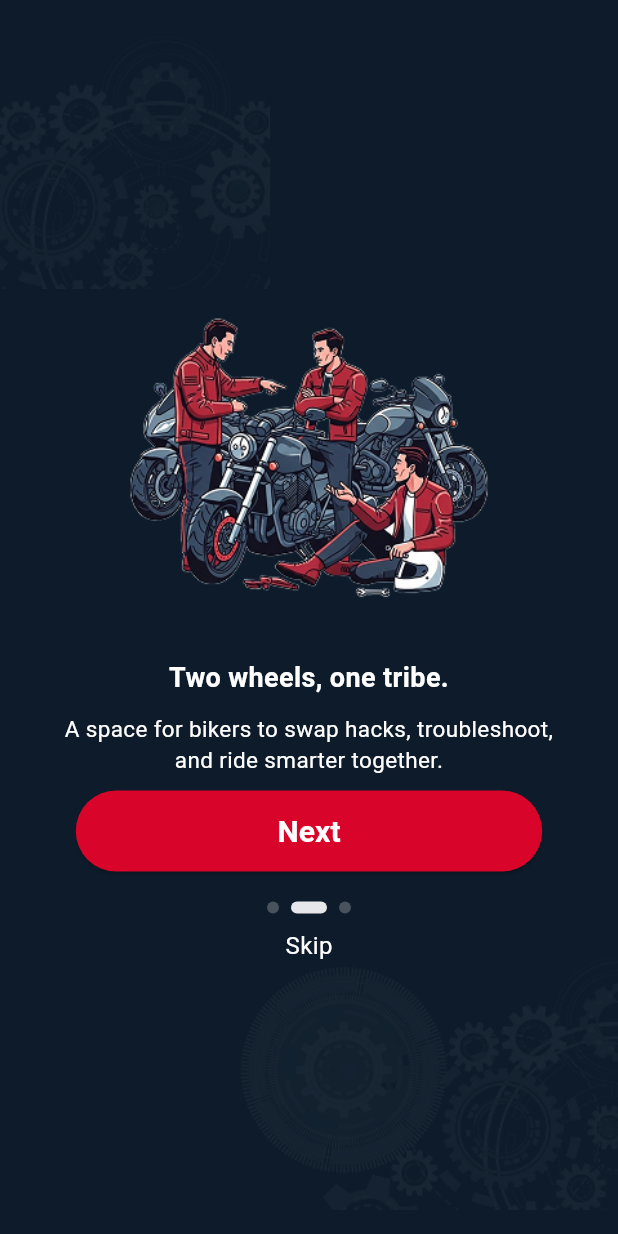
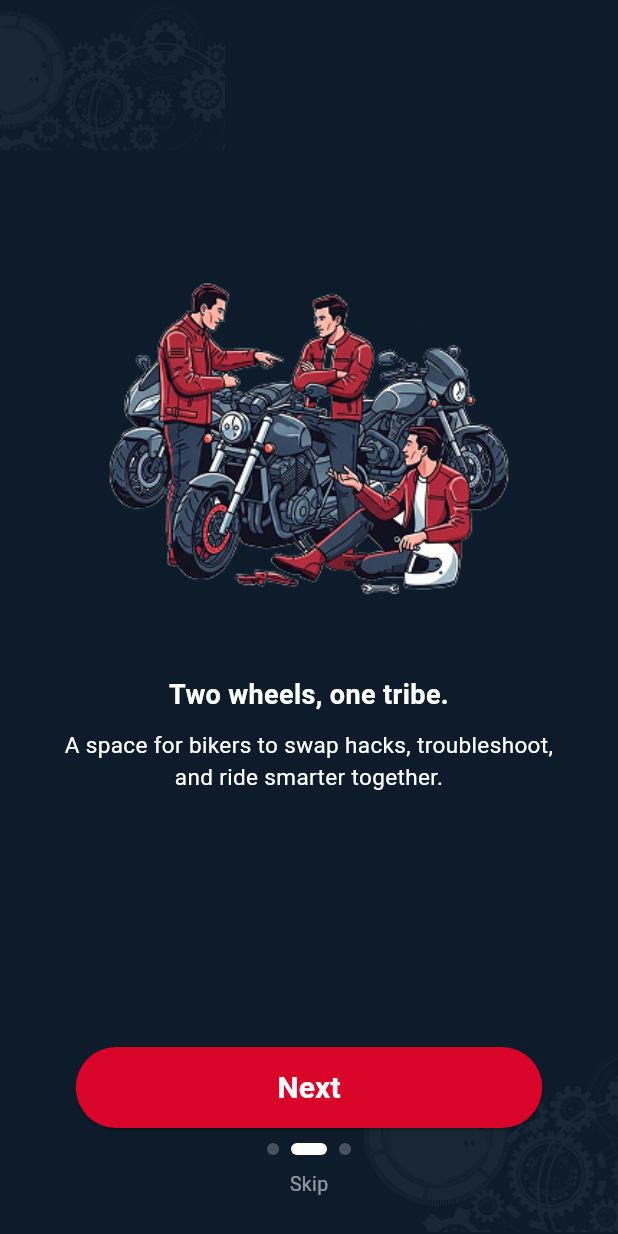
Before and after one commit to fatinna/mendlify, a Flutter app: the screen it shows after launch, after a tap on "Next", on a phone screen of 412 x 824 dp. Run offline on Flutter 3.47's test engine with Material 3 defaults, Android fonts, the phone set to English and light mode, and no system bars; our stand-ins replace dio, flutter_riverpod, flutter_screenutil, flutter_secure_storage, flutter_svg, freezed_annotation and 3 more; missing offline and left inert: dio_http_formatter; generated files the repository leaves out were written again; Roboto replaces fonts that are missing (Arvo, Space Grotesk).

```diff
--- a/lib/core/route/go_router_provider.dart
+++ b/lib/core/route/go_router_provider.dart
@@ -6,6 +6,7 @@ import '../../features/authentication/forgotpassword/presentation/ui/screens/for
 import '../../features/authentication/forgotpassword/presentation/ui/screens/forgot_password_enter_new_password_screen.dart';
 import '../../features/authentication/signin/presentation/ui/screens/login_screen.dart';
 import '../../features/authentication/signup/presentation/ui/screens/signup_screen.dart';
+import '../../features/startup/presentation/ui/screens/choice_screen.dart';
 import '../../features/startup/presentation/ui/screens/landing_screen.dart';
 import '../../features/startup/presentation/ui/screens/splash_screen.dart';
 import 'route_names.dart';
@@ -32,10 +33,16 @@ final goRouterProvider = Provider<GoRouter>((ref) {
         name: splashRoute,
         builder: (context, state) => const SplashScreen(),
       ),
+
       GoRoute(
         path: getRoutePath(landingRoute),
         name: landingRoute,
         builder: (context, state) => const LandingScreen(),
+      ),
+      GoRoute(
+        path: getRoutePath(choiceRoute),
+        name: choiceRoute,
+        builder: (context, state) => const ChoiceScreen(),
       ),
       GoRoute(
         path: getRoutePath(loginRoute),
--- a/lib/core/route/route_names.dart
+++ b/lib/core/route/route_names.dart
@@ -5,6 +5,7 @@ const String singUpRoute = 'signup';
 const String forgotPasswordEnterEmailRoute = 'forgotPasswordEnterEmail';
 const String forgotPasswordEnterNewPasswordRoute = 'forgotPasswordEnterNewPassword';
 const String landingRoute = 'landing';
+const String choiceRoute = 'choice';
 
 //home
 const String homeRoute = 'home';
--- a/lib/core/utils/image_resources.dart
+++ b/lib/core/utils/image_resources.dart
@@ -6,6 +6,7 @@ const String appDesign2Path = '${mainAssetsImagesPath}design2.png';
 const String appLanding1path = '${mainAssetsImagesPath}landing1.png';
 const String appLanding2path = '${mainAssetsImagesPath}landing2.png';
 const String appLanding3path = '${mainAssetsImagesPath}landing3.png';
+const String appBikepath = '${mainAssetsImagesPath}bike.png';
 
 const String icFBPath = '${mainAssetsSvgPath}ic_fb.svg';
 const String iconGooglePath = '${mainAssetsSvgPath}ic_google.svg';
--- a/lib/core/utils/theme/app_colors.dart
+++ b/lib/core/utils/theme/app_colors.dart
@@ -14,6 +14,7 @@ const Color appBackgroundColor = Color(0xff0D1B2A);
 const Color appTextColor = Color(0xffffffff);
 const Color appButtonColor = Color(0xffD90429);
 const Color appMainTextColor = Color(0xffE5E7EB);
+const Color appCardColor = Color(0xff1B263B);
 
 
 // App Theme Colors Dark Mode
--- a/lib/features/startup/presentation/ui/screens/landing_screen.dart
+++ b/lib/features/startup/presentation/ui/screens/landing_screen.dart
@@ -1,11 +1,12 @@
 import 'package:flutter/material.dart';
 import 'package:flutter_riverpod/flutter_riverpod.dart';
 import 'package:mendlify/core/utils/theme/app_colors.dart';
+
 import '../../../../../core/route/go_router_provider.dart';
 import '../../../../../core/route/route_names.dart';
 import '../../../../../core/utils/image_resources.dart';
+import '../../../../../shared/widgets/app_background.dart';
 import '../../../../../shared/widgets/app_image.dart';
-
 
 class LandingScreen extends ConsumerStatefulWidget {
   const LandingScreen({super.key});
@@ -42,33 +43,12 @@ class _LandingScreenState extends ConsumerState<LandingScreen> {
   @override
   Widget build(BuildContext context) {
     final route = ref.watch(goRouterProvider);
-
-    return Scaffold(
-      backgroundColor: appBackgroundColor,
-      body: Stack(
+    return AppBackground(
+      child: Column(
+        mainAxisAlignment: MainAxisAlignment.spaceBetween,
         children: [
-          // Background design elements
-          Positioned(
-            top: -20,
-            left: -170,
-            child: AppImage(
-              path: appDesign2Path,
-              width: 350,
-              height: 250,
-              fit: BoxFit.contain,
-            ),
-          ),
-          Positioned(
-            bottom: -20,
-            right: -70,
-            child: AppImage(
-              path: appDesign2Path,
-              width: 350,
-              height: 250,
-              fit: BoxFit.contain,
-            ),
-          ),
-          PageView.builder(
+          Expanded(
+            child: PageView.builder(
               controller: _pageController,
               onPageChanged: (index) {
                 setState(() {
@@ -80,16 +60,13 @@ class _LandingScreenState extends ConsumerState<LandingScreen> {
                 final page = _pages[index];
                 return Padding(
                   padding: const EdgeInsets.symmetric(horizontal: 30),
-                // This Column now holds everything and centers it all together
                   child: Column(
-                  mainAxisAlignment: MainAxisAlignment.center, // This is the key change
+                    mainAxisAlignment: MainAxisAlignment.center,
                     children: [
-                    // --- Content Block ---
-                    const SizedBox(height: 20),
                       AppImage(
                         path: page['image']!,
-                      width: 269,
-                      height: 252,
+                        width: 300,
+                        height: 300,
                         fit: BoxFit.contain,
                       ),
                       const SizedBox(height: 10),
@@ -97,7 +74,7 @@ class _LandingScreenState extends ConsumerState<LandingScreen> {
                         page['title']!,
                         textAlign: TextAlign.center,
                         style: const TextStyle(
-                        color: appTextColor,
+                          color: Colors.white,
                           fontSize: 18,
                           fontWeight: FontWeight.bold,
                           fontFamily: 'Arvo',
@@ -113,11 +90,18 @@ class _LandingScreenState extends ConsumerState<LandingScreen> {
                           fontFamily: 'Arvo',
                         ),
                       ),
-                    // Add space between text and button to match your screenshot
-                    const SizedBox(height: 10),
-
-                    // --- Controls Block (now part of the main column) ---
-                    SizedBox(
+                      const SizedBox(height: 20),
+                    ],
+                  ),
+                );
+              },
+            ),
+          ),
+          Column(
+            children: [
+              Padding(
+                padding: const EdgeInsets.symmetric(vertical: 10),
+                child: SizedBox(
                   width: 311,
                   child: ElevatedButton(
                     onPressed: () {
@@ -150,7 +134,7 @@ class _LandingScreenState extends ConsumerState<LandingScreen> {
                     ),
                   ),
                 ),
-                    const SizedBox(height: 20), // Space for indicators
+              ),
               Row(
                 mainAxisAlignment: MainAxisAlignment.center,
                 children: List.generate(
@@ -162,7 +146,7 @@ class _LandingScreenState extends ConsumerState<LandingScreen> {
                     width: _currentPage == index ? 24 : 8,
                     decoration: BoxDecoration(
                       color: _currentPage == index
-                                ? appMainTextColor
+                          ? Colors.white
                           : Colors.white24,
                       borderRadius: BorderRadius.circular(12),
                     ),
@@ -176,19 +160,15 @@ class _LandingScreenState extends ConsumerState<LandingScreen> {
                   child: Text(
                     'Skip',
                     style: TextStyle(
-                            color: appTextColor,
-                            fontSize: 16,
+                      color: Colors.white54,
+                      fontSize: 13,
                       fontFamily: 'Arvo',
-                            //fontWeight: FontWeight.w300, need to repl
                     ),
                   ),
                 ),
               ),
             ],
           ),
-              );
-            },
-          ),
         ],
       ),
     );
--- a/lib/features/startup/presentation/ui/screens/splash_screen.dart
+++ b/lib/features/startup/presentation/ui/screens/splash_screen.dart
@@ -1,21 +1,35 @@
 import 'package:flutter/material.dart';
+import 'package:flutter_riverpod/flutter_riverpod.dart';
+import 'package:mendlify/core/utils/image_resources.dart';
+import 'package:mendlify/shared/widgets/app_background.dart';
+import 'package:mendlify/shared/widgets/app_image.dart';
 
-import '../../../../../core/utils/theme/app_colors.dart';
-
-class SplashScreen extends StatelessWidget {
+class SplashScreen extends ConsumerWidget {
   const SplashScreen({super.key});
 
   @override
-  Widget build(BuildContext context) {
-    return Scaffold(
-      backgroundColor: appPrimaryColorDarkColorLight,
-      body: Center(
-        child: SizedBox(
-          width: 40,
-          height: 40,
-          child: CircularProgressIndicator(
-            color: Colors.white,
-          ),
+  Widget build(BuildContext context, WidgetRef ref) {
+    return AppBackground(
+      child: Center(
+        child: Stack(
+          alignment: Alignment.center,
+          children: [
+
+            AppImage(
+              path: appBikepath,
+              width: 300,
+              height: 300,
+              fit: BoxFit.contain,
+
+              color: Colors.white.withValues(alpha: 0.1),
+            ),
+            const AppImage(
+              path: appLogoPath,
+              width: 220,
+              height: 220,
+              fit: BoxFit.contain,
+            ),
+          ],
         ),
       ),
     );
--- /dev/null
+++ b/lib/shared/widgets/app_background.dart
@@ -0,0 +1,50 @@
+import 'package:flutter/material.dart';
+import 'package:flutter_riverpod/flutter_riverpod.dart';
+import 'package:mendlify/core/utils/image_resources.dart';
+import 'package:mendlify/core/utils/theme/app_colors.dart';
+import 'package:mendlify/shared/widgets/app_image.dart';
+
+class AppBackground extends ConsumerWidget {
+
+  final Widget child;
+
+  const AppBackground({super.key, required this.child});
+
+  @override
+  Widget build(BuildContext context,WidgetRef ref) {
+    return Scaffold(
+      body: Stack(
+        fit: StackFit.expand,
+        children: [
+          Container(
+            color:appBackgroundColor,
+          ),
+          Positioned(
+            top: -50,
+            left: -50,
+            child: AppImage(
+              path: appDesign2Path,
+              width: 200,
+              height: 200,
+              color: Colors.white.withValues(alpha: 1),
+            ),
+          ),
+          Positioned(
+            bottom: -60,
+            right: -60,
+            child: AppImage(
+              path: appDesign2Path,
+              width: 250,
+              height: 250,
+              color: Colors.white.withValues(alpha: 1),
+            ),
+          ),
+
+          SafeArea(
+            child: child,
+          ),
+        ],
+      ),
+    );
+  }
+}
```
Also changed, not shown: lib/features/startup/presentation/ui/screens/choice_screen.dart (added, +101 -0 lines). Lines whose indentation alone changed are shown as unchanged.
